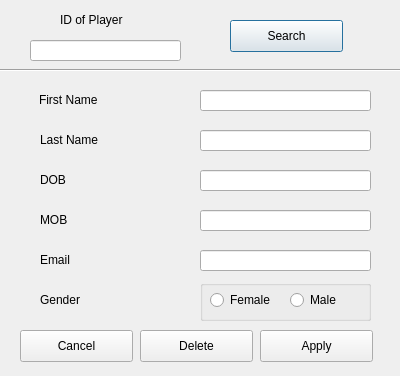
Before: the Qt Designer form editplayerdiag.ui in stefanmarjanovic/Comp, drawn with Qt 5.
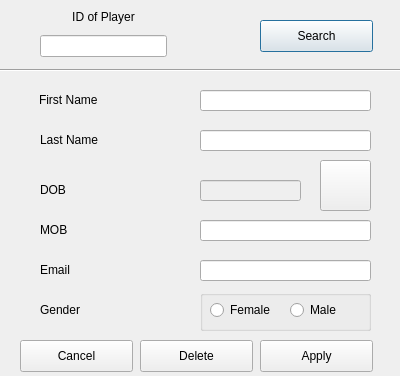
After: the same form once the commit is applied. Icons and pictures are not drawn.

```diff
--- a/editplayerdiag.ui
+++ b/editplayerdiag.ui
@@ -17,7 +17,7 @@
    <property name="geometry">
     <rect>
      <x>40</x>
-     <y>170</y>
+     <y>180</y>
      <width>121</width>
      <height>20</height>
     </rect>
@@ -40,17 +40,7 @@
    <property name="geometry">
     <rect>
      <x>200</x>
-     <y>250</y>
-     <width>171</width>
-     <height>21</height>
-    </rect>
-   </property>
-  </widget>
-  <widget class="QLineEdit" name="dob">
-   <property name="geometry">
-    <rect>
-     <x>200</x>
-     <y>170</y>
+     <y>260</y>
      <width>171</width>
      <height>21</height>
     </rect>
@@ -73,7 +63,7 @@
    <property name="geometry">
     <rect>
      <x>40</x>
-     <y>290</y>
+     <y>300</y>
      <width>121</width>
      <height>20</height>
     </rect>
@@ -86,7 +76,7 @@
    <property name="geometry">
     <rect>
      <x>260</x>
-     <y>330</y>
+     <y>340</y>
      <width>113</width>
      <height>32</height>
     </rect>
@@ -111,7 +101,7 @@
    <property name="geometry">
     <rect>
      <x>20</x>
-     <y>330</y>
+     <y>340</y>
      <width>113</width>
      <height>32</height>
     </rect>
@@ -147,7 +137,7 @@
    <property name="geometry">
     <rect>
      <x>200</x>
-     <y>280</y>
+     <y>290</y>
      <width>171</width>
      <height>41</height>
     </rect>
@@ -189,7 +179,7 @@
    <property name="geometry">
     <rect>
      <x>200</x>
-     <y>210</y>
+     <y>220</y>
      <width>171</width>
      <height>21</height>
     </rect>
@@ -199,7 +189,7 @@
    <property name="geometry">
     <rect>
      <x>40</x>
-     <y>250</y>
+     <y>260</y>
      <width>121</width>
      <height>20</height>
     </rect>
@@ -212,7 +202,7 @@
    <property name="geometry">
     <rect>
      <x>40</x>
-     <y>210</y>
+     <y>220</y>
      <width>121</width>
      <height>20</height>
     </rect>
@@ -234,33 +224,10 @@
     <enum>Qt::Horizontal</enum>
    </property>
   </widget>
-  <widget class="QLabel" name="label_7">
-   <property name="geometry">
-    <rect>
-     <x>60</x>
-     <y>10</y>
-     <width>121</width>
-     <height>20</height>
-    </rect>
-   </property>
-   <property name="text">
-    <string>ID of Player</string>
-   </property>
-  </widget>
-  <widget class="QLineEdit" name="id">
-   <property name="geometry">
-    <rect>
-     <x>30</x>
-     <y>40</y>
-     <width>151</width>
-     <height>21</height>
-    </rect>
-   </property>
-  </widget>
   <widget class="QPushButton" name="search">
    <property name="geometry">
     <rect>
-     <x>230</x>
+     <x>260</x>
      <y>20</y>
      <width>113</width>
      <height>32</height>
@@ -286,7 +253,7 @@
    <property name="geometry">
     <rect>
      <x>140</x>
-     <y>330</y>
+     <y>340</y>
      <width>113</width>
      <height>32</height>
     </rect>
@@ -298,6 +265,63 @@
     <string>Delete</string>
    </property>
   </widget>
+  <widget class="QLineEdit" name="dob">
+   <property name="enabled">
+    <bool>false</bool>
+   </property>
+   <property name="geometry">
+    <rect>
+     <x>200</x>
+     <y>180</y>
+     <width>101</width>
+     <height>21</height>
+    </rect>
+   </property>
+   <property name="acceptDrops">
+    <bool>false</bool>
+   </property>
+  </widget>
+  <widget class="QPushButton" name="cal">
+   <property name="geometry">
+    <rect>
+     <x>320</x>
+     <y>160</y>
+     <width>51</width>
+     <height>51</height>
+    </rect>
+   </property>
+   <property name="styleSheet">
+    <string notr="true">border-image: url(:/calendar-1559935_960_720.png);</string>
+   </property>
+   <property name="text">
+    <string/>
+   </property>
+  </widget>
+  <widget class="QWidget" name="">
+   <property name="geometry">
+    <rect>
+     <x>40</x>
+     <y>10</y>
+     <width>127</width>
+     <height>47</height>
+    </rect>
+   </property>
+   <layout class="QVBoxLayout" name="verticalLayout">
+    <item>
+     <widget class="QLabel" name="label_7">
+      <property name="text">
+       <string>ID of Player</string>
+      </property>
+      <property name="alignment">
+       <set>Qt::AlignHCenter|Qt::AlignTop</set>
+      </property>
+     </widget>
+    </item>
+    <item>
+     <widget class="QLineEdit" name="id"/>
+    </item>
+   </layout>
+  </widget>
  </widget>
  <resources/>
  <connections/>
```
Left out of the diff: 15 changed lines with no effect on the pictures.
